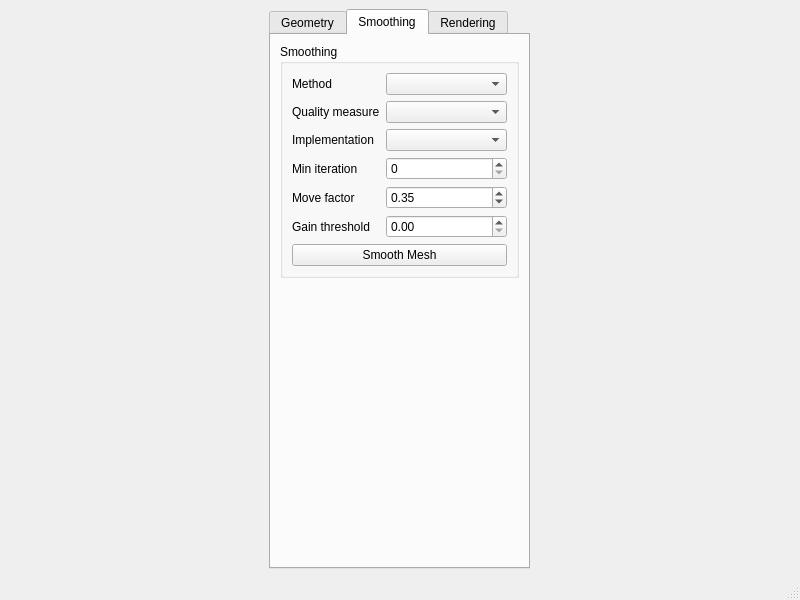
Above: UserInterface/MainWindow.ui from wibus/GpuMesh before the change. Below: the same form after it.
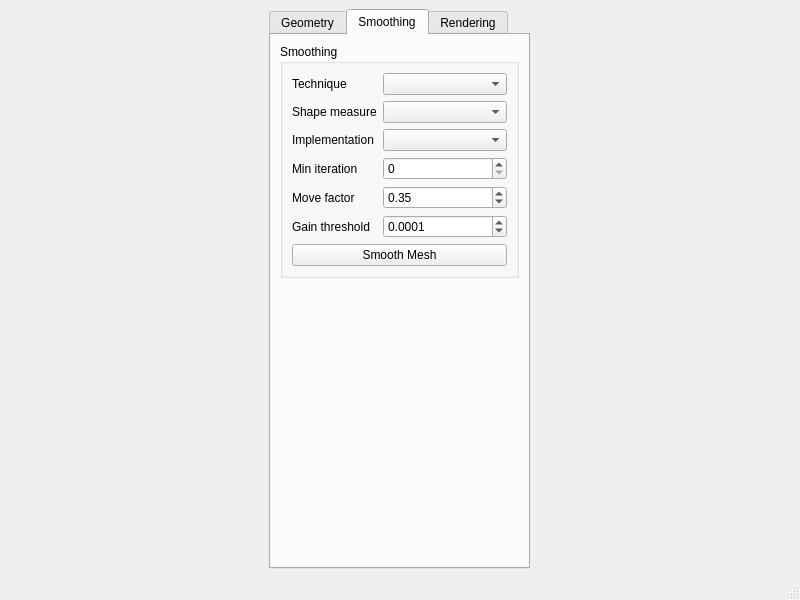
That is the form after the change. The open tabs and pages were chosen to show the change.

Diff of the .ui file:
```diff
--- a/UserInterface/MainWindow.ui
+++ b/UserInterface/MainWindow.ui
@@ -134,7 +134,7 @@
            <item row="0" column="0">
             <widget class="QLabel" name="smoothingMethodLabel">
              <property name="text">
-              <string>Method</string>
+              <string>Technique</string>
              </property>
             </widget>
            </item>
@@ -144,7 +144,7 @@
            <item row="1" column="0">
             <widget class="QLabel" name="qualityMeasureLabel">
              <property name="text">
-              <string>Quality measure</string>
+              <string>Shape measure</string>
              </property>
             </widget>
            </item>
@@ -204,11 +204,17 @@
            </item>
            <item row="5" column="1">
             <widget class="QDoubleSpinBox" name="gainThresholdSpin">
+             <property name="decimals">
+              <number>4</number>
+             </property>
              <property name="maximum">
               <double>1.000000000000000</double>
              </property>
              <property name="singleStep">
-              <double>0.010000000000000</double>
+              <double>0.000100000000000</double>
+             </property>
+             <property name="value">
+              <double>0.000100000000000</double>
              </property>
             </widget>
            </item>
```
Left out of the diff: 22 changed lines with no effect on the pictures.
